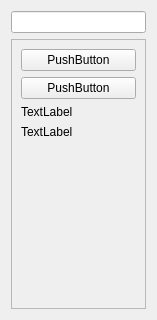
rojarsmith/lab, file QtCreator/QtWidgetBasic/toolbox/toolbox.ui: the form before one commit.
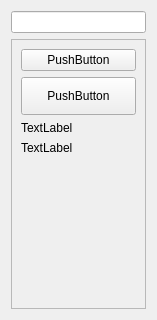
The form after the commit. Custom widgets are drawn as their Qt base class.

Commit message: +Add button color dynamic change.

Diff of the .ui file:
```diff
--- a/QtCreator/QtWidgetBasic/toolbox/toolbox.ui
+++ b/QtCreator/QtWidgetBasic/toolbox/toolbox.ui
@@ -40,7 +40,19 @@
         </widget>
        </item>
        <item>
-        <widget class="QPushButton" name="pushButton_2">
+        <widget class="QImageToggleButton" name="pushButton_2">
+         <property name="minimumSize">
+          <size>
+           <width>0</width>
+           <height>38</height>
+          </size>
+         </property>
+         <property name="maximumSize">
+          <size>
+           <width>16777215</width>
+           <height>38</height>
+          </size>
+         </property>
          <property name="text">
           <string>PushButton</string>
          </property>
@@ -85,6 +97,11 @@
    <extends>QPushButton</extends>
    <header>qt_mouse_hover/qhoverbutton.h</header>
   </customwidget>
+  <customwidget>
+   <class>QImageToggleButton</class>
+   <extends>QPushButton</extends>
+   <header>qt_image_toggle_button/qimagetogglebutton.h</header>
+  </customwidget>
  </customwidgets>
  <resources/>
  <connections/>
```
The commit also changes 7 other files.
